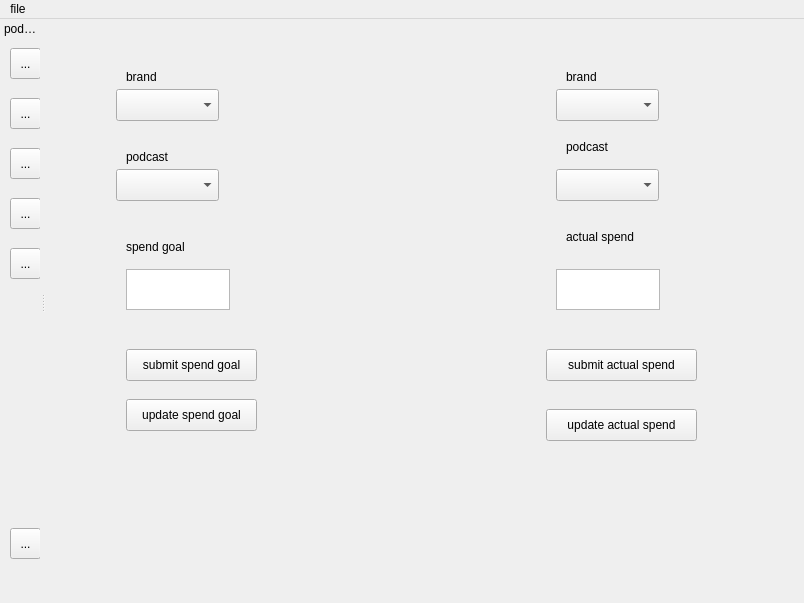
This is homepage/homepage.ui in koto-moya/harmonic as Qt 5 draws it before an edit. The edited form follows.
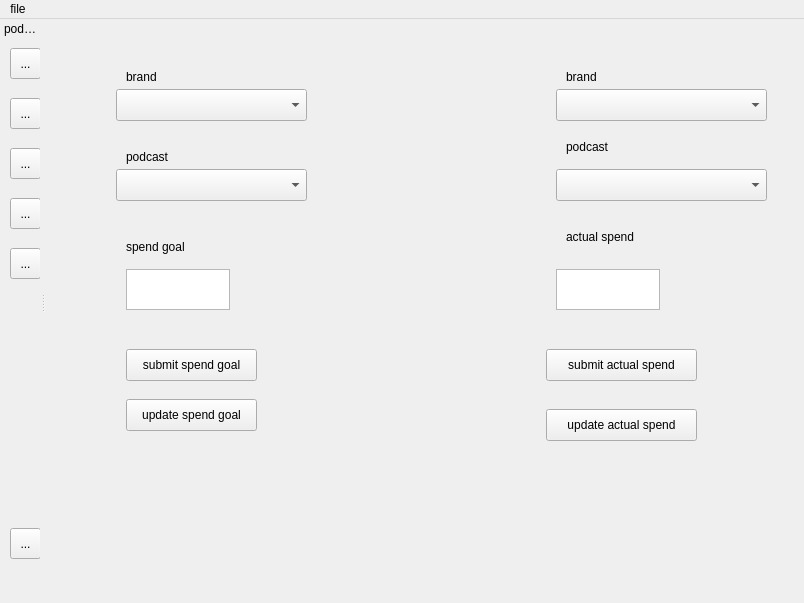
This is the edited form. The open tabs and pages were chosen to show the change. Icons and pictures are not drawn.

```diff
--- a/homepage/homepage.ui
+++ b/homepage/homepage.ui
@@ -399,7 +399,7 @@
        <rect>
         <x>60</x>
         <y>70</y>
-        <width>103</width>
+        <width>191</width>
         <height>32</height>
        </rect>
       </property>
@@ -409,7 +409,7 @@
        <rect>
         <x>60</x>
         <y>150</y>
-        <width>103</width>
+        <width>191</width>
         <height>32</height>
        </rect>
       </property>
@@ -494,7 +494,7 @@
        <rect>
         <x>500</x>
         <y>70</y>
-        <width>103</width>
+        <width>211</width>
         <height>32</height>
        </rect>
       </property>
@@ -517,7 +517,7 @@
        <rect>
         <x>500</x>
         <y>150</y>
-        <width>103</width>
+        <width>211</width>
         <height>32</height>
        </rect>
       </property>
```
Left out of the diff: 18 changed lines with no effect on the pictures.
